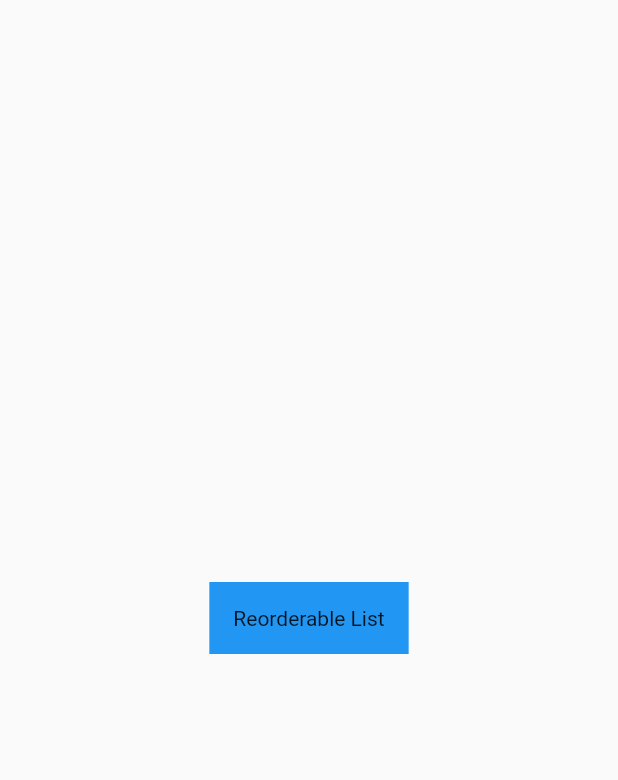
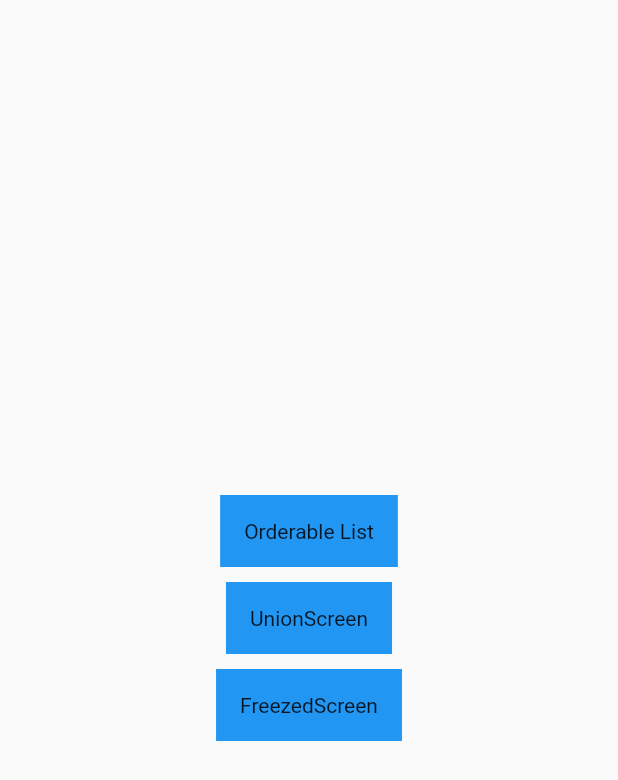
Before and after one commit to pyowonsik/flutter_practice, a Flutter app: the screen it shows after launch, on a phone screen of 412 x 824 dp. Shown: the top 780 px of the screen. Run offline on Flutter 3.47's test engine with Material 2 defaults, Android fonts, the phone set to English and light mode, and no system bars; our stand-ins replace freezed_annotation, go_router.

Commit message:
feat : union , freezed study

```diff
--- a/lib/app.dart
+++ b/lib/app.dart
@@ -19,7 +19,29 @@ class App extends StatelessWidget {
             child: Container(
               color: Colors.blue,
               padding: const EdgeInsets.all(16),
-              child: Text('Reorderable List'),
+              child: const Text('Orderable List'),
+            ),
+          ),
+          const SizedBox(height: 10),
+          InkWell(
+            onTap: () {
+              context.go('/union_screen');
+            },
+            child: Container(
+              color: Colors.blue,
+              padding: const EdgeInsets.all(16),
+              child: const Text('UnionScreen'),
+            ),
+          ),
+          const SizedBox(height: 10),
+          InkWell(
+            onTap: () {
+              context.go('/freezed_screen');
+            },
+            child: Container(
+              color: Colors.blue,
+              padding: const EdgeInsets.all(16),
+              child: const Text('FreezedScreen'),
             ),
           )
         ],
--- a/lib/main.dart
+++ b/lib/main.dart
@@ -3,7 +3,9 @@ import 'package:flutter/material.dart';
 import 'package:go_router/go_router.dart';
 
 import 'package:flutter_practice/app.dart';
+import 'package:flutter_practice/src/freezed/freezed_screen.dart';
 import 'package:flutter_practice/src/reorederable_list/reorderable_list_page.dart';
+import 'package:flutter_practice/src/union/union_scrren.dart';
 
 void main() {
   runApp(const MyApp());
@@ -24,7 +26,15 @@ class MyApp extends StatelessWidget {
         GoRoute(
           path: "/reorderable_list",
           builder: (_, state) => const ReorderableListPage(),
-        )
+        ),
+        GoRoute(
+          path: "/freezed_screen",
+          builder: (_, state) => const FreezedScreen(),
+        ),
+        GoRoute(
+          path: "/union_screen",
+          builder: (_, state) => const UnionScreen(),
+        ),
       ],
     );
     return MaterialApp.router(
--- a/pubspec.yaml
+++ b/pubspec.yaml
@@ -36,6 +36,10 @@ dependencies:
   # Use with the CupertinoIcons class for iOS style icons.
   cupertino_icons: ^1.0.2
   go_router: ^10.1.2
+  freezed: ^2.4.2
+  freezed_annotation: ^2.4.1
+  build_runner: ^2.4.6
+  json_serializable: ^6.7.1
 
 dev_dependencies:
   flutter_test:
```
Also changed, not shown: lib/src/freezed/exercise.dart (added, +19 -0 lines), lib/src/freezed/freezed_screen.dart (added, +29 -0 lines), lib/src/reorederable_list/reorderable_list_page.dart (+1 -15 lines), lib/src/union/result.dart (added, +9 -0 lines), lib/src/union/union_scrren.dart (added, +66 -0 lines), lib/src/freezed/exercise.freezed.dart (added), lib/src/freezed/exercise.g.dart (added), lib/src/union/result.freezed.dart (added), pubspec.lock.
